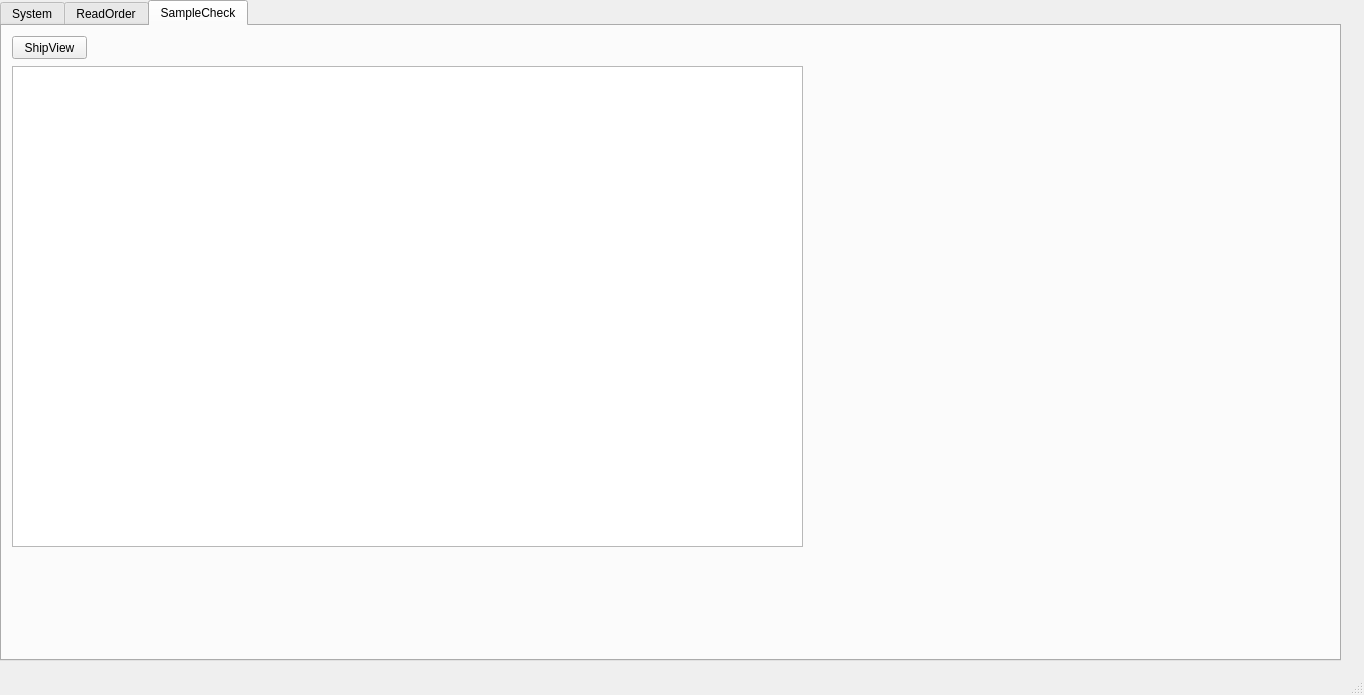
Old version of the form TISDesk/TIS_mainwindow.ui in the repository GdRaymond/TISProduction.
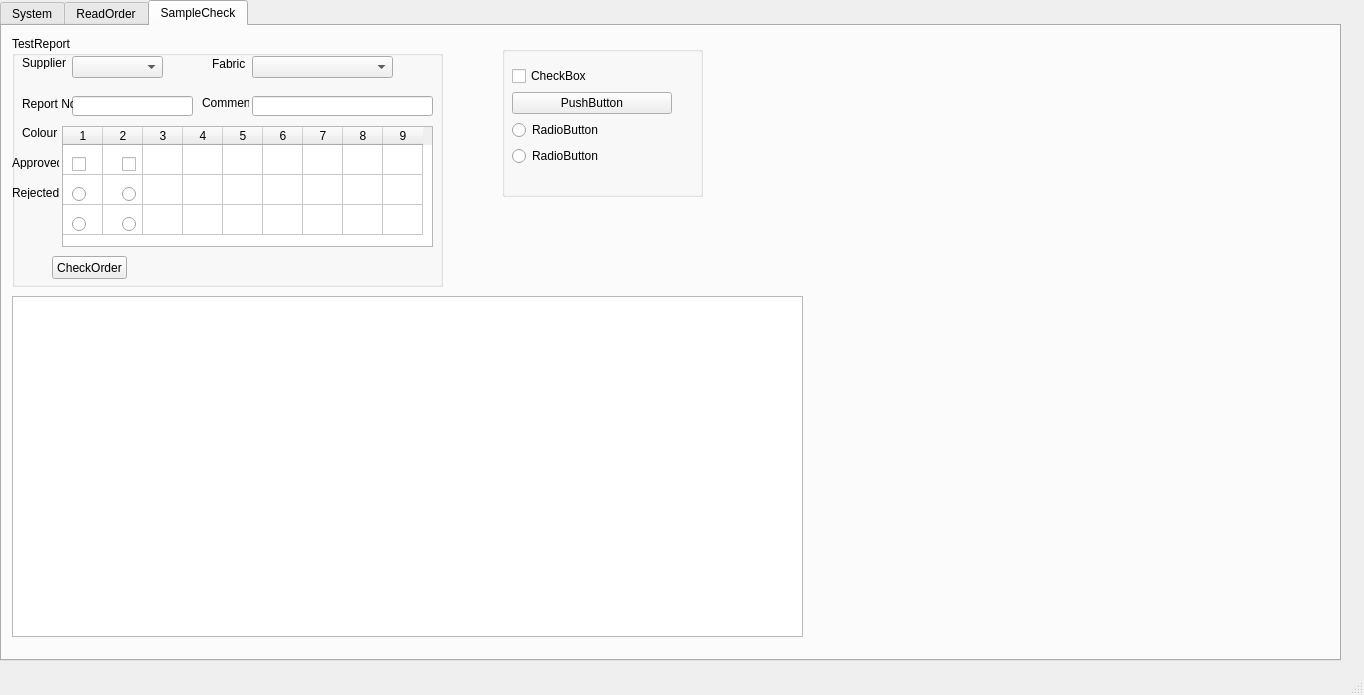
New version of the form. The open tabs and pages were chosen to show the change. Icons and pictures are not drawn.

Commit message: add sample check

Diff of the .ui file:
```diff
--- a/TISDesk/TIS_mainwindow.ui
+++ b/TISDesk/TIS_mainwindow.ui
@@ -283,24 +283,339 @@
       <property name="geometry">
        <rect>
         <x>10</x>
-        <y>40</y>
+        <y>270</y>
         <width>791</width>
-        <height>481</height>
+        <height>341</height>
        </rect>
       </property>
      </widget>
-     <widget class="QPushButton" name="btnShipView">
+     <widget class="QGroupBox" name="groupBox_2">
       <property name="geometry">
        <rect>
         <x>10</x>
         <y>10</y>
-        <width>75</width>
-        <height>23</height>
+        <width>431</width>
+        <height>251</height>
        </rect>
       </property>
-      <property name="text">
-       <string>ShipView</string>
+      <property name="title">
+       <string>TestReport</string>
       </property>
+      <widget class="QLabel" name="label">
+       <property name="geometry">
+        <rect>
+         <x>10</x>
+         <y>20</y>
+         <width>47</width>
+         <height>13</height>
+        </rect>
+       </property>
+       <property name="text">
+        <string>Supplier</string>
+       </property>
+      </widget>
+      <widget class="QComboBox" name="comb_supplier">
+       <property name="geometry">
+        <rect>
+         <x>60</x>
+         <y>20</y>
+         <width>91</width>
+         <height>22</height>
+        </rect>
+       </property>
+      </widget>
+      <widget class="QLabel" name="label_2">
+       <property name="geometry">
+        <rect>
+         <x>200</x>
+         <y>20</y>
+         <width>41</width>
+         <height>16</height>
+        </rect>
+       </property>
+       <property name="text">
+        <string>Fabric</string>
+       </property>
+      </widget>
+      <widget class="QComboBox" name="comb_fabric">
+       <property name="geometry">
+        <rect>
+         <x>240</x>
+         <y>20</y>
+         <width>141</width>
+         <height>22</height>
+        </rect>
+       </property>
+      </widget>
+      <widget class="QLabel" name="label_3">
+       <property name="geometry">
+        <rect>
+         <x>10</x>
+         <y>90</y>
+         <width>47</width>
+         <height>13</height>
+        </rect>
+       </property>
+       <property name="text">
+        <string>Colour</string>
+       </property>
+      </widget>
+      <widget class="QLabel" name="label_4">
+       <property name="geometry">
+        <rect>
+         <x>0</x>
+         <y>120</y>
+         <width>47</width>
+         <height>13</height>
+        </rect>
+       </property>
+       <property name="text">
+        <string>Approved</string>
+       </property>
+      </widget>
+      <widget class="QTableWidget" name="tableW_colour">
+       <property name="geometry">
+        <rect>
+         <x>50</x>
+         <y>90</y>
+         <width>371</width>
+         <height>121</height>
+        </rect>
+       </property>
+       <property name="baseSize">
+        <size>
+         <width>0</width>
+         <height>0</height>
+        </size>
+       </property>
+       <property name="rowCount">
+        <number>3</number>
+       </property>
+       <property name="columnCount">
+        <number>9</number>
+       </property>
+       <attribute name="horizontalHeaderDefaultSectionSize">
+        <number>40</number>
+       </attribute>
+       <attribute name="verticalHeaderVisible">
+        <bool>false</bool>
+       </attribute>
+       <row/>
+       <row/>
+       <row/>
+       <column/>
+       <column/>
+       <column/>
+       <column/>
+       <column/>
+       <column/>
+       <column/>
+       <column/>
+       <column/>
+      </widget>
+      <widget class="QPushButton" name="btn_checkorder">
+       <property name="geometry">
+        <rect>
+         <x>40</x>
+         <y>220</y>
+         <width>75</width>
+         <height>23</height>
+        </rect>
+       </property>
+       <property name="text">
+        <string>CheckOrder</string>
+       </property>
+      </widget>
+      <widget class="QLineEdit" name="lin_ref">
+       <property name="geometry">
+        <rect>
+         <x>60</x>
+         <y>60</y>
+         <width>121</width>
+         <height>20</height>
+        </rect>
+       </property>
+      </widget>
+      <widget class="QLabel" name="label_5">
+       <property name="geometry">
+        <rect>
+         <x>10</x>
+         <y>60</y>
+         <width>51</width>
+         <height>16</height>
+        </rect>
+       </property>
+       <property name="text">
+        <string>Report No.</string>
+       </property>
+      </widget>
+      <widget class="QLabel" name="label_6">
+       <property name="geometry">
+        <rect>
+         <x>190</x>
+         <y>60</y>
+         <width>47</width>
+         <height>13</height>
+        </rect>
+       </property>
+       <property name="text">
+        <string>Comment</string>
+       </property>
+      </widget>
+      <widget class="QLineEdit" name="lin_ref_2">
+       <property name="geometry">
+        <rect>
+         <x>240</x>
+         <y>60</y>
+         <width>181</width>
+         <height>20</height>
+        </rect>
+       </property>
+      </widget>
+      <widget class="QLabel" name="label_7">
+       <property name="geometry">
+        <rect>
+         <x>0</x>
+         <y>150</y>
+         <width>47</width>
+         <height>13</height>
+        </rect>
+       </property>
+       <property name="text">
+        <string>Rejected</string>
+       </property>
+      </widget>
+      <widget class="QCheckBox" name="checkB_1">
+       <property name="geometry">
+        <rect>
+         <x>60</x>
+         <y>120</y>
+         <width>70</width>
+         <height>17</height>
+        </rect>
+       </property>
+       <property name="text">
+        <string/>
+       </property>
+      </widget>
+      <widget class="QRadioButton" name="radioB_a_1">
+       <property name="geometry">
+        <rect>
+         <x>60</x>
+         <y>150</y>
+         <width>82</width>
+         <height>17</height>
+        </rect>
+       </property>
+       <property name="text">
+        <string/>
+       </property>
+      </widget>
+      <widget class="QRadioButton" name="radioB_r_1">
+       <property name="geometry">
+        <rect>
+         <x>60</x>
+         <y>180</y>
+         <width>82</width>
+         <height>17</height>
+        </rect>
+       </property>
+       <property name="text">
+        <string/>
+       </property>
+      </widget>
+      <widget class="QCheckBox" name="checkB_2">
+       <property name="geometry">
+        <rect>
+         <x>110</x>
+         <y>120</y>
+         <width>70</width>
+         <height>17</height>
+        </rect>
+       </property>
+       <property name="text">
+        <string/>
+       </property>
+      </widget>
+      <widget class="QRadioButton" name="radioB_a_2">
+       <property name="geometry">
+        <rect>
+         <x>110</x>
+         <y>150</y>
+         <width>82</width>
+         <height>17</height>
+        </rect>
+       </property>
+       <property name="text">
+        <string/>
+       </property>
+      </widget>
+      <widget class="QRadioButton" name="radioB_r_2">
+       <property name="geometry">
+        <rect>
+         <x>110</x>
+         <y>180</y>
+         <width>82</width>
+         <height>17</height>
+        </rect>
+       </property>
+       <property name="text">
+        <string/>
+       </property>
+      </widget>
+     </widget>
+     <widget class="QGroupBox" name="groupBox_3">
+      <property name="geometry">
+       <rect>
+        <x>500</x>
+        <y>20</y>
+        <width>201</width>
+        <height>151</height>
+       </rect>
+      </property>
+      <property name="title">
+       <string/>
+      </property>
+      <widget class="QWidget" name="gridLayoutWidget">
+       <property name="geometry">
+        <rect>
+         <x>10</x>
+         <y>20</y>
+         <width>160</width>
+         <height>102</height>
+        </rect>
+       </property>
+       <layout class="QGridLayout" name="gridLayout" rowstretch="0,0,0,0,0" columnminimumwidth="0">
+        <item row="3" column="0">
+         <widget class="QRadioButton" name="radioButton">
+          <property name="text">
+           <string>RadioButton</string>
+          </property>
+         </widget>
+        </item>
+        <item row="2" column="0">
+         <widget class="QPushButton" name="pushButton">
+          <property name="text">
+           <string>PushButton</string>
+          </property>
+         </widget>
+        </item>
+        <item row="4" column="0">
+         <widget class="QRadioButton" name="radioButton_2">
+          <property name="text">
+           <string>RadioButton</string>
+          </property>
+         </widget>
+        </item>
+        <item row="0" column="0">
+         <widget class="QCheckBox" name="checkBox">
+          <property name="text">
+           <string>CheckBox</string>
+          </property>
+         </widget>
+        </item>
+       </layout>
+      </widget>
      </widget>
     </widget>
    </widget>
```
Left out of the diff: 2 changed lines with no effect on the pictures. The commit also changes 2 other files.
